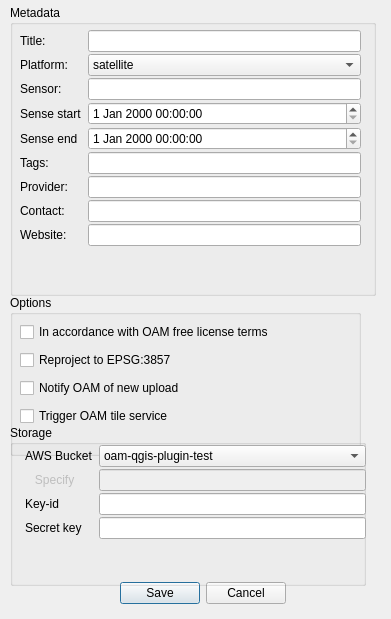
Qt form OpenAerialMap/gui/ui/setting_dialog.ui (hotosm/oam-qgis-plugin) before a commit.
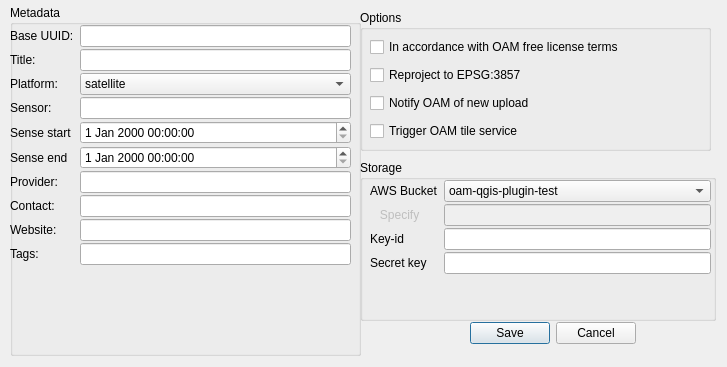
The same form after that commit.

Commit message: Update the metadata handling 1. Changed the GUI of uploader and setting dialog to conform to OIN specification (Added textEdit for base_uuid, but uri for thumbnail has not been implemented yet.) 2. Removed the start upload button from 1 and 2 page of the uploader

```diff
--- a/OpenAerialMap/gui/ui/setting_dialog.ui
+++ b/OpenAerialMap/gui/ui/setting_dialog.ui
@@ -6,8 +6,8 @@
    <rect>
     <x>0</x>
     <y>0</y>
-    <width>391</width>
-    <height>619</height>
+    <width>727</width>
+    <height>367</height>
    </rect>
   </property>
   <property name="windowTitle">
@@ -16,8 +16,8 @@
   <widget class="QDialogButtonBox" name="buttonBox">
    <property name="geometry">
     <rect>
-     <x>110</x>
-     <y>580</y>
+     <x>460</x>
+     <y>320</y>
      <width>176</width>
      <height>27</height>
     </rect>
@@ -34,8 +34,8 @@
     <rect>
      <x>10</x>
      <y>5</y>
-     <width>366</width>
-     <height>291</height>
+     <width>351</width>
+     <height>351</height>
     </rect>
    </property>
    <property name="title">
@@ -44,10 +44,10 @@
    <widget class="QWidget" name="formLayoutWidget_2">
     <property name="geometry">
      <rect>
-      <x>10</x>
-      <y>25</y>
+      <x>0</x>
+      <y>20</y>
       <width>341</width>
-      <height>271</height>
+      <height>319</height>
      </rect>
     </property>
     <layout class="QFormLayout" name="formLayout_1">
@@ -57,28 +57,28 @@
      <property name="verticalSpacing">
       <number>2</number>
      </property>
-     <item row="0" column="0">
+     <item row="1" column="0">
       <widget class="QLabel" name="title_label">
        <property name="text">
         <string>Title:</string>
        </property>
       </widget>
      </item>
-     <item row="0" column="1">
+     <item row="1" column="1">
       <widget class="QLineEdit" name="title_edit">
        <property name="toolTip">
         <string>Human friendly title of the image</string>
        </property>
       </widget>
      </item>
-     <item row="1" column="0">
+     <item row="2" column="0">
       <widget class="QLabel" name="platform_label">
        <property name="text">
         <string>Platform:</string>
        </property>
       </widget>
      </item>
-     <item row="1" column="1">
+     <item row="2" column="1">
       <widget class="QComboBox" name="platform_combo_box">
        <item>
         <property name="text">
@@ -107,80 +107,66 @@
        </item>
       </widget>
      </item>
-     <item row="2" column="0">
+     <item row="3" column="0">
       <widget class="QLabel" name="sensor_label">
        <property name="text">
         <string>Sensor:</string>
        </property>
       </widget>
      </item>
-     <item row="2" column="1">
+     <item row="3" column="1">
       <widget class="QLineEdit" name="sensor_edit">
        <property name="toolTip">
         <string>Image aquisition device (eg. camera, radar, etc)</string>
        </property>
       </widget>
      </item>
-     <item row="3" column="0">
+     <item row="4" column="0">
       <widget class="QLabel" name="sense_start_label">
        <property name="text">
         <string>Sense start</string>
        </property>
       </widget>
      </item>
-     <item row="3" column="1">
+     <item row="4" column="1">
       <layout class="QHBoxLayout" name="horizontalLayout_3">
        <item>
         <widget class="QDateTimeEdit" name="sense_start_edit"/>
        </item>
       </layout>
      </item>
-     <item row="5" column="0">
+     <item row="6" column="0">
       <widget class="QLabel" name="sense_end_label">
        <property name="text">
         <string>Sense end</string>
        </property>
       </widget>
      </item>
-     <item row="5" column="1">
-      <widget class="QDateTimeEdit" name="sense_end_edit"/>
-     </item>
-     <item row="6" column="0">
-      <widget class="QLabel" name="tags_label">
-       <property name="text">
-        <string>Tags:</string>
-       </property>
-      </widget>
-     </item>
      <item row="6" column="1">
-      <widget class="QLineEdit" name="tags_edit">
-       <property name="toolTip">
-        <string>Free tags separated by comma</string>
-       </property>
-      </widget>
+      <widget class="QDateTimeEdit" name="sense_end_edit"/>
      </item>
-     <item row="7" column="0">
+     <item row="8" column="0">
       <widget class="QLabel" name="provider_label">
        <property name="text">
         <string>Provider:</string>
        </property>
       </widget>
      </item>
-     <item row="7" column="1">
+     <item row="8" column="1">
       <widget class="QLineEdit" name="provider_edit">
        <property name="toolTip">
         <string>Provider/owner of the OIN bucket</string>
        </property>
       </widget>
      </item>
-     <item row="8" column="0">
+     <item row="9" column="0">
       <widget class="QLabel" name="contact_label">
        <property name="text">
         <string>Contact:</string>
        </property>
       </widget>
      </item>
-     <item row="8" column="1">
+     <item row="9" column="1">
       <widget class="QLineEdit" name="contact_edit">
        <property name="toolTip">
         <string>Name and email address of the data provider</string>
@@ -190,30 +176,54 @@
        </property>
       </widget>
      </item>
-     <item row="9" column="0">
+     <item row="0" column="0">
+      <widget class="QLabel" name="base_uuid_label">
+       <property name="text">
+        <string>Base UUID:</string>
+       </property>
+      </widget>
+     </item>
+     <item row="0" column="1">
+      <widget class="QLineEdit" name="base_uuid_edit">
+       <property name="toolTip">
+        <string>Website of the data provider</string>
+       </property>
+      </widget>
+     </item>
+     <item row="11" column="1">
+      <widget class="QLineEdit" name="tags_edit">
+       <property name="toolTip">
+        <string>Free tags separated by comma</string>
+       </property>
+      </widget>
+     </item>
+     <item row="11" column="0">
+      <widget class="QLabel" name="tags_label">
+       <property name="text">
+        <string>Tags:</string>
+       </property>
+      </widget>
+     </item>
+     <item row="10" column="1">
+      <widget class="QLineEdit" name="website_edit"/>
+     </item>
+     <item row="10" column="0">
       <widget class="QLabel" name="website_label">
        <property name="text">
         <string>Website:</string>
        </property>
       </widget>
      </item>
-     <item row="9" column="1">
-      <widget class="QLineEdit" name="website_edit">
-       <property name="toolTip">
-        <string>Website of the data provider</string>
-       </property>
-      </widget>
-     </item>
     </layout>
    </widget>
   </widget>
   <widget class="QGroupBox" name="groupBox_2">
    <property name="geometry">
     <rect>
-     <x>10</x>
-     <y>295</y>
+     <x>360</x>
+     <y>10</y>
      <width>351</width>
-     <height>161</height>
+     <height>141</height>
     </rect>
    </property>
    <property name="title">
@@ -263,8 +273,8 @@
   <widget class="QGroupBox" name="groupBox_3">
    <property name="geometry">
     <rect>
-     <x>10</x>
-     <y>425</y>
+     <x>360</x>
+     <y>160</y>
      <width>356</width>
      <height>161</height>
     </rect>
@@ -275,7 +285,7 @@
    <widget class="QWidget" name="layoutWidget">
     <property name="geometry">
      <rect>
-      <x>15</x>
+      <x>10</x>
       <y>20</y>
       <width>341</width>
       <height>122</height>
```
The commit also changes 3 other files.
